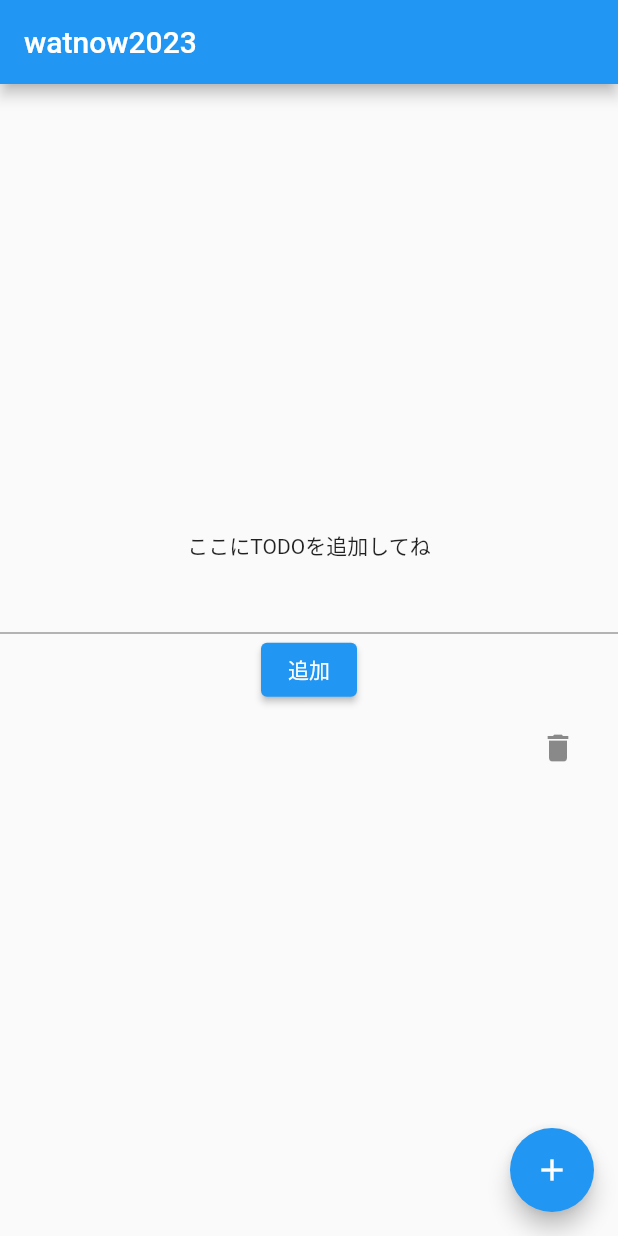
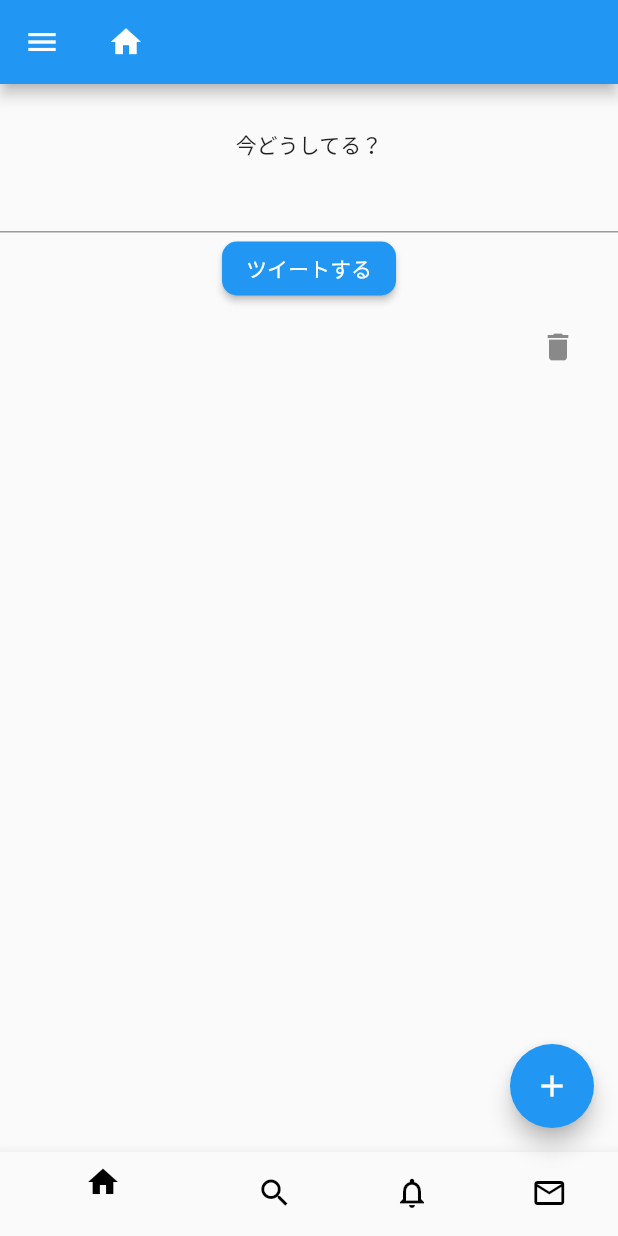
Before and after one commit to watnows/onboarding-2023-mobile, a Flutter app: the screen it shows after launch, on a phone screen of 412 x 824 dp. Run offline on Flutter 3.47's test engine with Material 2 defaults, Android fonts, the phone set to English and light mode, and no system bars.

Commit message:
[add]bottombar

```diff
--- a/lib/main.dart
+++ b/lib/main.dart
@@ -14,14 +14,14 @@ class MyApp extends StatelessWidget {
       theme: ThemeData(
         primarySwatch: Colors.blue,
       ),
-      home: const MyHomePage(title: 'watnow2023'),
+      home: const MyHomePage(title: Icon(Icons.home)),
     );
   }
 }
 
 class MyHomePage extends StatefulWidget {
   const MyHomePage({super.key, required this.title});
-  final String title;
+  final Icon title;
 
   @override
   State<MyHomePage> createState() => _MyHomePageState();
@@ -42,13 +42,30 @@ class _MyHomePageState extends State<MyHomePage> {
   Widget build(BuildContext context) {
     return Scaffold(
       appBar: AppBar(
-        title: Text(widget.title),
+        title: widget.title,
+        leading: IconButton(
+          icon: Icon(Icons.menu),
+          onPressed: () {},
         ),
-      body: Center(
-        child: Column(
-          mainAxisAlignment: MainAxisAlignment.center,
+      ),
+      bottomNavigationBar: BottomNavigationBar(
+        items: const <BottomNavigationBarItem>[
+          BottomNavigationBarItem(icon: Icon(Icons.home), label: ""),
+          BottomNavigationBarItem(icon: Icon(Icons.search), label: ""),
+          BottomNavigationBarItem(
+            icon: Icon(Icons.notifications_outlined),
+            label: "",
+          ),
+          BottomNavigationBarItem(icon: Icon(Icons.mail_outline), label: ""),
+        ],
+        currentIndex: 0,
+        selectedItemColor: Colors.black,
+        unselectedItemColor: Colors.black,
+      ),
+      body: Column(
         children: <Widget>[
-            Text('ここにTODOを追加してね'),
+          const SizedBox(height: 30),
+          const Text('今どうしてる？'),
           TextField(
             onChanged: (text) {
               setState(() {
@@ -62,7 +79,12 @@ class _MyHomePageState extends State<MyHomePage> {
                 _todo = inputText;
               });
             },
-              child: Text('追加'),
+            style: ElevatedButton.styleFrom(
+              shape:
+                  RoundedRectangleBorder(borderRadius: BorderRadius.circular(10)),
+            ),
+            child: Text('ツイートする')
+            ,
           ),
           ListTile(
             title: Text('$_todo'),
@@ -77,7 +99,6 @@ class _MyHomePageState extends State<MyHomePage> {
           ),
         ],
       ),
-      ),
       floatingActionButton: FloatingActionButton(
         onPressed: _incrementCounter,
         tooltip: 'Increment',
```
Lines whose indentation alone changed are shown as unchanged.
